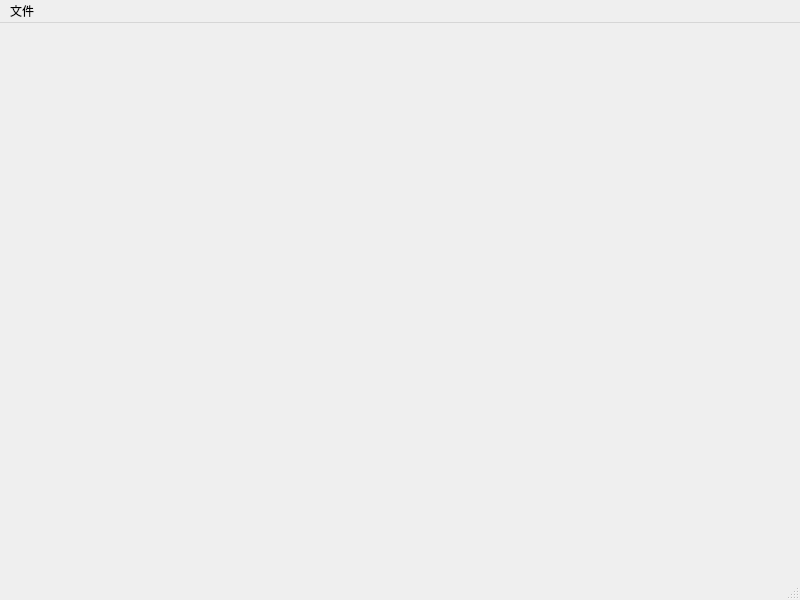
Qt form TuringMachine/mainwindow.ui (mele-y/TuringMachine) before a commit.
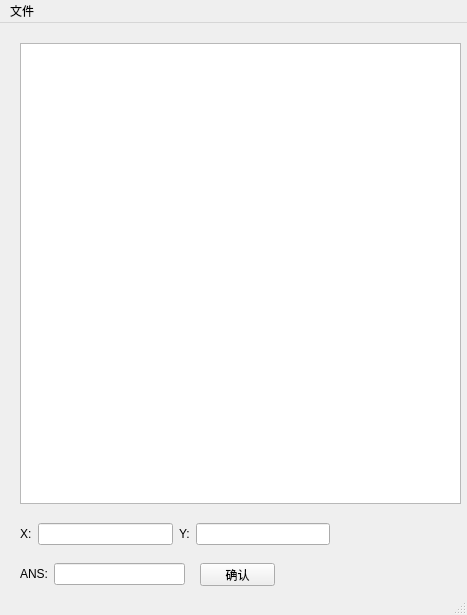
The same form after that commit.

What changed in the file:
```diff
--- a/TuringMachine/mainwindow.ui
+++ b/TuringMachine/mainwindow.ui
@@ -6,21 +6,99 @@
    <rect>
     <x>0</x>
     <y>0</y>
-    <width>800</width>
-    <height>600</height>
+    <width>467</width>
+    <height>615</height>
    </rect>
   </property>
   <property name="windowTitle">
    <string>MainWindow</string>
   </property>
-  <widget class="QWidget" name="centralwidget"/>
+  <widget class="QWidget" name="centralwidget">
+   <widget class="QPlainTextEdit" name="plainTextEdit">
+    <property name="geometry">
+     <rect>
+      <x>20</x>
+      <y>20</y>
+      <width>441</width>
+      <height>461</height>
+     </rect>
+    </property>
+   </widget>
+   <widget class="QPushButton" name="compute_button">
+    <property name="geometry">
+     <rect>
+      <x>200</x>
+      <y>540</y>
+      <width>75</width>
+      <height>23</height>
+     </rect>
+    </property>
+    <property name="text">
+     <string>确认</string>
+    </property>
+   </widget>
+   <widget class="QWidget" name="">
+    <property name="geometry">
+     <rect>
+      <x>20</x>
+      <y>500</y>
+      <width>310</width>
+      <height>22</height>
+     </rect>
+    </property>
+    <layout class="QHBoxLayout" name="horizontalLayout">
+     <item>
+      <widget class="QLabel" name="label">
+       <property name="text">
+        <string>X:</string>
+       </property>
+      </widget>
+     </item>
+     <item>
+      <widget class="QLineEdit" name="input_x"/>
+     </item>
+     <item>
+      <widget class="QLabel" name="label_2">
+       <property name="text">
+        <string>Y:</string>
+       </property>
+      </widget>
+     </item>
+     <item>
+      <widget class="QLineEdit" name="input_y"/>
+     </item>
+    </layout>
+   </widget>
+   <widget class="QWidget" name="">
+    <property name="geometry">
+     <rect>
+      <x>20</x>
+      <y>540</y>
+      <width>165</width>
+      <height>22</height>
+     </rect>
+    </property>
+    <layout class="QHBoxLayout" name="horizontalLayout_2">
+     <item>
+      <widget class="QLabel" name="label_3">
+       <property name="text">
+        <string>ANS:</string>
+       </property>
+      </widget>
+     </item>
+     <item>
+      <widget class="QLineEdit" name="output_ans"/>
+     </item>
+    </layout>
+   </widget>
+  </widget>
   <widget class="QMenuBar" name="menubar">
    <property name="geometry">
     <rect>
      <x>0</x>
      <y>0</y>
-     <width>800</width>
-     <height>28</height>
+     <width>467</width>
+     <height>22</height>
     </rect>
    </property>
    <widget class="QMenu" name="menu">
```
Left out of the diff: 5 changed lines with no effect on the pictures.
